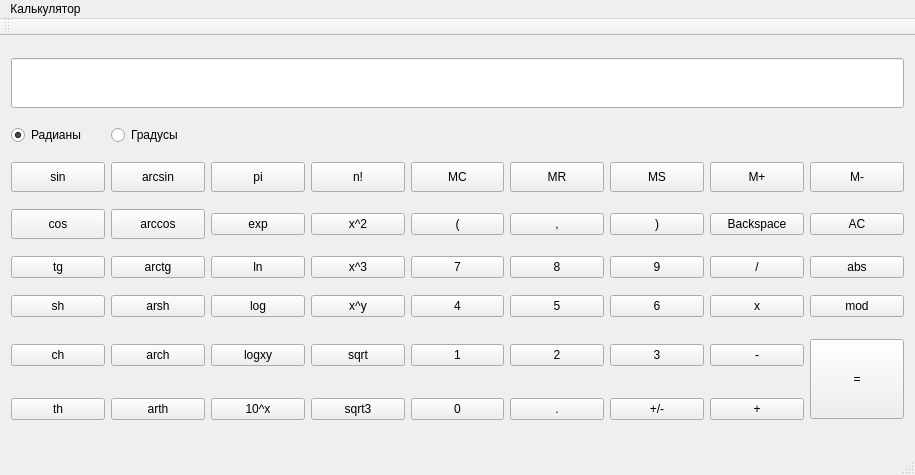
Before: the Qt Designer form mainwindow.ui in meowheh/calc-practika, drawn with Qt 5.
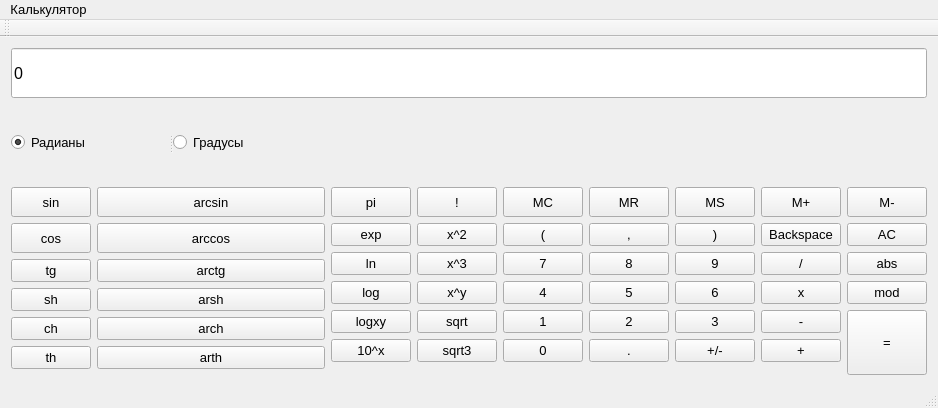
After: the same form once the commit is applied.

Commit message: Продолжаю редактировать GUI

Diff of the .ui file:
```diff
--- a/mainwindow.ui
+++ b/mainwindow.ui
@@ -6,10 +6,15 @@
    <rect>
     <x>0</x>
     <y>0</y>
-    <width>915</width>
-    <height>475</height>
+    <width>938</width>
+    <height>408</height>
    </rect>
   </property>
+  <property name="font">
+   <font>
+    <pointsize>10</pointsize>
+   </font>
+  </property>
   <property name="focusPolicy">
    <enum>Qt::StrongFocus</enum>
   </property>
@@ -21,168 +26,93 @@
   </property>
   <widget class="QWidget" name="centralWidget">
    <layout class="QGridLayout" name="gridLayout">
-    <item row="3" column="4">
-     <widget class="QPushButton" name="left_bracket">
-      <property name="text">
-       <string>(</string>
+    <item row="1" column="0">
+     <widget class="QSplitter" name="splitter">
+      <property name="orientation">
+       <enum>Qt::Horizontal</enum>
       </property>
-     </widget>
-    </item>
-    <item row="3" column="8">
-     <widget class="QPushButton" name="AC">
-      <property name="text">
-       <string>AC</string>
-      </property>
-     </widget>
-    </item>
-    <item row="2" column="6">
-     <widget class="QPushButton" name="MS">
-      <property name="minimumSize">
-       <size>
-        <width>20</width>
-        <height>30</height>
-       </size>
-      </property>
+      <widget class="QRadioButton" name="radian">
+       <property name="font">
+        <font>
+         <pointsize>10</pointsize>
+        </font>
+       </property>
       <property name="text">
-       <string>MS</string>
-      </property>
-     </widget>
-    </item>
-    <item row="2" column="7">
-     <widget class="QPushButton" name="memory_plus">
-      <property name="minimumSize">
-       <size>
-        <width>20</width>
-        <height>30</height>
-       </size>
-      </property>
-      <property name="text">
-       <string>M+</string>
-      </property>
-     </widget>
-    </item>
-    <item row="4" column="6">
-     <widget class="QPushButton" name="nine">
-      <property name="text">
-       <string>9</string>
-      </property>
-     </widget>
-    </item>
-    <item row="4" column="8">
-     <widget class="QPushButton" name="abs">
-      <property name="text">
-       <string>abs</string>
-      </property>
-     </widget>
-    </item>
-    <item row="5" column="0">
-     <widget class="QPushButton" name="sh">
-      <property name="text">
-       <string>sh</string>
-      </property>
-     </widget>
-    </item>
-    <item row="2" column="5">
-     <widget class="QPushButton" name="MR">
-      <property name="minimumSize">
-       <size>
-        <width>20</width>
-        <height>30</height>
-       </size>
-      </property>
-      <property name="text">
-       <string>MR</string>
-      </property>
-     </widget>
-    </item>
-    <item row="3" column="0">
-     <widget class="QPushButton" name="cos">
-      <property name="minimumSize">
-       <size>
-        <width>20</width>
-        <height>30</height>
-       </size>
-      </property>
-      <property name="text">
-       <string>cos</string>
-      </property>
-     </widget>
-    </item>
-    <item row="5" column="3">
-     <widget class="QPushButton" name="pow">
-      <property name="text">
-       <string>x^y</string>
-      </property>
-     </widget>
-    </item>
-    <item row="4" column="2">
-     <widget class="QPushButton" name="ln">
-      <property name="text">
-       <string>ln</string>
-      </property>
-     </widget>
-    </item>
-    <item row="2" column="3">
-     <widget class="QPushButton" name="factorial">
-      <property name="minimumSize">
-       <size>
-        <width>20</width>
-        <height>30</height>
-       </size>
-      </property>
-      <property name="text">
-       <string>n!</string>
-      </property>
-     </widget>
-    </item>
-    <item row="2" column="4">
-     <widget class="QPushButton" name="MC">
-      <property name="minimumSize">
-       <size>
-        <width>20</width>
-        <height>30</height>
-       </size>
-      </property>
-      <property name="text">
-       <string>MC</string>
-      </property>
-     </widget>
-    </item>
-    <item row="3" column="2">
-     <widget class="QPushButton" name="exp">
-      <property name="text">
-       <string>exp</string>
-      </property>
-     </widget>
-    </item>
-    <item row="4" column="0">
-     <widget class="QPushButton" name="tg">
-      <property name="text">
-       <string>tg</string>
-      </property>
-     </widget>
-    </item>
-    <item row="2" column="8">
-     <widget class="QPushButton" name="memory_minus">
-      <property name="minimumSize">
-       <size>
-        <width>20</width>
-        <height>30</height>
-       </size>
-      </property>
-      <property name="text">
-       <string>M-</string>
-      </property>
-     </widget>
-    </item>
-    <item row="1" column="1">
+        <string>Радианы</string>
+       </property>
+       <property name="checked">
+        <bool>true</bool>
+       </property>
+      </widget>
      <widget class="QRadioButton" name="degree">
+       <property name="font">
+        <font>
+         <pointsize>10</pointsize>
+        </font>
+       </property>
       <property name="text">
        <string>Градусы</string>
       </property>
      </widget>
+     </widget>
     </item>
-    <item row="3" column="1">
+    <item row="2" column="0">
+     <layout class="QFormLayout" name="formLayout">
+      <item row="0" column="0">
+       <widget class="QPushButton" name="sin">
+        <property name="minimumSize">
+         <size>
+          <width>20</width>
+          <height>30</height>
+         </size>
+        </property>
+        <property name="font">
+         <font>
+          <pointsize>10</pointsize>
+         </font>
+        </property>
+        <property name="text">
+         <string>sin</string>
+        </property>
+       </widget>
+      </item>
+      <item row="0" column="1">
+       <widget class="QPushButton" name="arcsin">
+        <property name="minimumSize">
+         <size>
+          <width>20</width>
+          <height>30</height>
+         </size>
+        </property>
+        <property name="font">
+         <font>
+          <pointsize>10</pointsize>
+         </font>
+        </property>
+        <property name="text">
+         <string>arcsin</string>
+        </property>
+       </widget>
+      </item>
+      <item row="1" column="0">
+       <widget class="QPushButton" name="cos">
+        <property name="minimumSize">
+         <size>
+          <width>20</width>
+          <height>30</height>
+         </size>
+        </property>
+        <property name="font">
+         <font>
+          <pointsize>10</pointsize>
+         </font>
+        </property>
+        <property name="text">
+         <string>cos</string>
+        </property>
+       </widget>
+      </item>
+      <item row="1" column="1">
      <widget class="QPushButton" name="arccos">
       <property name="minimumSize">
        <size>
@@ -190,259 +120,665 @@
         <height>30</height>
        </size>
       </property>
+        <property name="font">
+         <font>
+          <pointsize>10</pointsize>
+         </font>
+        </property>
       <property name="text">
        <string>arccos</string>
       </property>
      </widget>
     </item>
-    <item row="4" column="1">
+      <item row="2" column="0">
+       <widget class="QPushButton" name="tg">
+        <property name="font">
+         <font>
+          <pointsize>10</pointsize>
+         </font>
+        </property>
+        <property name="text">
+         <string>tg</string>
+        </property>
+       </widget>
+      </item>
+      <item row="2" column="1">
      <widget class="QPushButton" name="arctg">
+        <property name="font">
+         <font>
+          <pointsize>10</pointsize>
+         </font>
+        </property>
       <property name="text">
        <string>arctg</string>
       </property>
      </widget>
     </item>
-    <item row="4" column="4">
-     <widget class="QPushButton" name="seven">
-      <property name="text">
-       <string>7</string>
-      </property>
-     </widget>
-    </item>
-    <item row="4" column="7">
-     <widget class="QPushButton" name="division">
+      <item row="3" column="0">
+       <widget class="QPushButton" name="sh">
+        <property name="font">
+         <font>
+          <pointsize>10</pointsize>
+         </font>
+        </property>
       <property name="text">
-       <string>/</string>
+         <string>sh</string>
       </property>
      </widget>
     </item>
-    <item row="2" column="2">
-     <widget class="QPushButton" name="pi">
-      <property name="minimumSize">
-       <size>
-        <width>20</width>
-        <height>30</height>
-       </size>
-      </property>
-      <property name="text">
-       <string>pi</string>
-      </property>
-     </widget>
-    </item>
-    <item row="5" column="1">
+      <item row="3" column="1">
      <widget class="QPushButton" name="arsh">
+        <property name="font">
+         <font>
+          <pointsize>10</pointsize>
+         </font>
+        </property>
       <property name="text">
        <string>arsh</string>
       </property>
      </widget>
     </item>
-    <item row="5" column="2">
-     <widget class="QPushButton" name="log">
-      <property name="text">
-       <string>log</string>
-      </property>
-     </widget>
-    </item>
-    <item row="4" column="3">
-     <widget class="QPushButton" name="cube">
+      <item row="4" column="0">
+       <widget class="QPushButton" name="ch">
+        <property name="font">
+         <font>
+          <pointsize>10</pointsize>
+         </font>
+        </property>
       <property name="text">
-       <string>x^3</string>
+         <string>ch</string>
       </property>
      </widget>
     </item>
-    <item row="2" column="0">
-     <widget class="QPushButton" name="sin">
-      <property name="minimumSize">
-       <size>
-        <width>20</width>
-        <height>30</height>
-       </size>
-      </property>
-      <property name="text">
-       <string>sin</string>
-      </property>
-     </widget>
-    </item>
-    <item row="2" column="1">
-     <widget class="QPushButton" name="arcsin">
-      <property name="minimumSize">
-       <size>
-        <width>20</width>
-        <height>30</height>
-       </size>
-      </property>
-      <property name="text">
-       <string>arcsin</string>
-      </property>
-     </widget>
-    </item>
-    <item row="3" column="3">
-     <widget class="QPushButton" name="sqr">
-      <property name="text">
-       <string>x^2</string>
-      </property>
-     </widget>
-    </item>
-    <item row="7" column="1">
+      <item row="4" column="1">
      <widget class="QPushButton" name="arch">
+        <property name="font">
+         <font>
+          <pointsize>10</pointsize>
+         </font>
+        </property>
       <property name="text">
        <string>arch</string>
       </property>
      </widget>
     </item>
-    <item row="7" column="3">
-     <widget class="QPushButton" name="sqrt">
-      <property name="text">
-       <string>sqrt</string>
-      </property>
-     </widget>
-    </item>
-    <item row="7" column="6">
-     <widget class="QPushButton" name="three">
-      <property name="text">
-       <string>3</string>
-      </property>
-     </widget>
-    </item>
-    <item row="7" column="4">
-     <widget class="QPushButton" name="one">
-      <property name="text">
-       <string>1</string>
-      </property>
-     </widget>
-    </item>
-    <item row="8" column="0">
+      <item row="5" column="0">
      <widget class="QPushButton" name="th">
+        <property name="font">
+         <font>
+          <pointsize>10</pointsize>
+         </font>
+        </property>
       <property name="text">
        <string>th</string>
       </property>
      </widget>
     </item>
-    <item row="7" column="2">
+      <item row="5" column="1">
+       <widget class="QPushButton" name="arth">
+        <property name="font">
+         <font>
+          <pointsize>10</pointsize>
+         </font>
+        </property>
+        <property name="text">
+         <string>arth</string>
+        </property>
+       </widget>
+      </item>
+     </layout>
+    </item>
+    <item row="2" column="1">
+     <layout class="QFormLayout" name="formLayout_2">
+      <item row="0" column="0">
+       <widget class="QPushButton" name="pi">
+        <property name="minimumSize">
+         <size>
+          <width>20</width>
+          <height>30</height>
+         </size>
+        </property>
+        <property name="font">
+         <font>
+          <pointsize>10</pointsize>
+         </font>
+        </property>
+        <property name="text">
+         <string>pi</string>
+        </property>
+       </widget>
+      </item>
+      <item row="0" column="1">
+       <widget class="QPushButton" name="factorial">
+        <property name="minimumSize">
+         <size>
+          <width>20</width>
+          <height>30</height>
+         </size>
+        </property>
+        <property name="font">
+         <font>
+          <pointsize>10</pointsize>
+         </font>
+        </property>
+        <property name="text">
+         <string>!</string>
+        </property>
+       </widget>
+      </item>
+      <item row="1" column="0">
+       <widget class="QPushButton" name="exp">
+        <property name="font">
+         <font>
+          <pointsize>10</pointsize>
+         </font>
+        </property>
+        <property name="text">
+         <string>exp</string>
+        </property>
+       </widget>
+      </item>
+      <item row="2" column="0">
+       <widget class="QPushButton" name="ln">
+        <property name="font">
+         <font>
+          <pointsize>10</pointsize>
+         </font>
+        </property>
+        <property name="text">
+         <string>ln</string>
+        </property>
+       </widget>
+      </item>
+      <item row="3" column="0">
+       <widget class="QPushButton" name="log">
+        <property name="font">
+         <font>
+          <pointsize>10</pointsize>
+         </font>
+        </property>
+        <property name="text">
+         <string>log</string>
+        </property>
+       </widget>
+      </item>
+      <item row="4" column="0">
      <widget class="QPushButton" name="log_any">
+        <property name="font">
+         <font>
+          <pointsize>10</pointsize>
+         </font>
+        </property>
       <property name="text">
        <string>logxy</string>
       </property>
      </widget>
     </item>
-    <item row="8" column="2">
+      <item row="5" column="0">
      <widget class="QPushButton" name="sqr_ten">
+        <property name="font">
+         <font>
+          <pointsize>10</pointsize>
+         </font>
+        </property>
       <property name="text">
        <string>10^x</string>
       </property>
      </widget>
     </item>
-    <item row="8" column="6">
-     <widget class="QPushButton" name="sign">
+      <item row="5" column="1">
+       <widget class="QPushButton" name="sqrt3">
+        <property name="font">
+         <font>
+          <pointsize>10</pointsize>
+         </font>
+        </property>
       <property name="text">
-       <string>+/-</string>
+         <string>sqrt3</string>
       </property>
      </widget>
     </item>
-    <item row="8" column="1">
-     <widget class="QPushButton" name="arth">
+      <item row="4" column="1">
+       <widget class="QPushButton" name="sqrt">
+        <property name="font">
+         <font>
+          <pointsize>10</pointsize>
+         </font>
+        </property>
       <property name="text">
-       <string>arth</string>
+         <string>sqrt</string>
       </property>
      </widget>
     </item>
-    <item row="5" column="8">
-     <widget class="QPushButton" name="mod">
+      <item row="3" column="1">
+       <widget class="QPushButton" name="pow">
+        <property name="font">
+         <font>
+          <pointsize>10</pointsize>
+         </font>
+        </property>
       <property name="text">
-       <string>mod</string>
+         <string>x^y</string>
       </property>
      </widget>
     </item>
-    <item row="7" column="5">
+      <item row="2" column="1">
+       <widget class="QPushButton" name="cube">
+        <property name="font">
+         <font>
+          <pointsize>10</pointsize>
+         </font>
+        </property>
+        <property name="text">
+         <string>x^3</string>
+        </property>
+       </widget>
+      </item>
+      <item row="1" column="1">
+       <widget class="QPushButton" name="sqr">
+        <property name="font">
+         <font>
+          <pointsize>10</pointsize>
+         </font>
+        </property>
+        <property name="text">
+         <string>x^2</string>
+        </property>
+       </widget>
+      </item>
+     </layout>
+    </item>
+    <item row="2" column="2">
+     <layout class="QFormLayout" name="formLayout_3">
+      <item row="0" column="0">
+       <widget class="QPushButton" name="MC">
+        <property name="minimumSize">
+         <size>
+          <width>20</width>
+          <height>30</height>
+         </size>
+        </property>
+        <property name="font">
+         <font>
+          <pointsize>10</pointsize>
+         </font>
+        </property>
+        <property name="text">
+         <string>MC</string>
+        </property>
+       </widget>
+      </item>
+      <item row="0" column="1">
+       <widget class="QPushButton" name="MR">
+        <property name="minimumSize">
+         <size>
+          <width>20</width>
+          <height>30</height>
+         </size>
+        </property>
+        <property name="font">
+         <font>
+          <pointsize>10</pointsize>
+         </font>
+        </property>
+        <property name="text">
+         <string>MR</string>
+        </property>
+       </widget>
+      </item>
+      <item row="1" column="0">
+       <widget class="QPushButton" name="left_bracket">
+        <property name="font">
+         <font>
+          <pointsize>10</pointsize>
+         </font>
+        </property>
+        <property name="text">
+         <string>(</string>
+        </property>
+       </widget>
+      </item>
+      <item row="1" column="1">
+       <widget class="QPushButton" name="comma">
+        <property name="font">
+         <font>
+          <pointsize>10</pointsize>
+         </font>
+        </property>
+        <property name="text">
+         <string>,</string>
+        </property>
+       </widget>
+      </item>
+      <item row="2" column="0">
+       <widget class="QPushButton" name="seven">
+        <property name="font">
+         <font>
+          <pointsize>10</pointsize>
+         </font>
+        </property>
+        <property name="text">
+         <string>7</string>
+        </property>
+       </widget>
+      </item>
+      <item row="2" column="1">
+       <widget class="QPushButton" name="eight">
+        <property name="font">
+         <font>
+          <pointsize>10</pointsize>
+         </font>
+        </property>
+        <property name="text">
+         <string>8</string>
+        </property>
+       </widget>
+      </item>
+      <item row="3" column="0">
+       <widget class="QPushButton" name="four">
+        <property name="font">
+         <font>
+          <pointsize>10</pointsize>
+         </font>
+        </property>
+        <property name="text">
+         <string>4</string>
+        </property>
+       </widget>
+      </item>
+      <item row="3" column="1">
+       <widget class="QPushButton" name="five">
+        <property name="font">
+         <font>
+          <pointsize>10</pointsize>
+         </font>
+        </property>
+        <property name="text">
+         <string>5</string>
+        </property>
+       </widget>
+      </item>
+      <item row="4" column="0">
+       <widget class="QPushButton" name="one">
+        <property name="font">
+         <font>
+          <pointsize>10</pointsize>
+         </font>
+        </property>
+        <property name="text">
+         <string>1</string>
+        </property>
+       </widget>
+      </item>
+      <item row="4" column="1">
      <widget class="QPushButton" name="two">
+        <property name="font">
+         <font>
+          <pointsize>10</pointsize>
+         </font>
+        </property>
       <property name="text">
        <string>2</string>
       </property>
      </widget>
     </item>
-    <item row="8" column="4">
+      <item row="5" column="0">
      <widget class="QPushButton" name="zero">
+        <property name="font">
+         <font>
+          <pointsize>10</pointsize>
+         </font>
+        </property>
       <property name="text">
        <string>0</string>
       </property>
      </widget>
     </item>
-    <item row="8" column="7">
-     <widget class="QPushButton" name="plus">
-      <property name="text">
-       <string>+</string>
-      </property>
-     </widget>
-    </item>
-    <item row="8" column="5">
+      <item row="5" column="1">
      <widget class="QPushButton" name="point">
+        <property name="font">
+         <font>
+          <pointsize>10</pointsize>
+         </font>
+        </property>
       <property name="text">
        <string>.</string>
       </property>
      </widget>
     </item>
-    <item row="7" column="0">
-     <widget class="QPushButton" name="ch">
+     </layout>
+    </item>
+    <item row="2" column="3">
+     <layout class="QFormLayout" name="formLayout_4">
+      <item row="0" column="0">
+       <widget class="QPushButton" name="MS">
+        <property name="minimumSize">
+         <size>
+          <width>20</width>
+          <height>30</height>
+         </size>
+        </property>
+        <property name="font">
+         <font>
+          <pointsize>10</pointsize>
+         </font>
+        </property>
       <property name="text">
-       <string>ch</string>
+         <string>MS</string>
       </property>
      </widget>
     </item>
-    <item row="7" column="7">
-     <widget class="QPushButton" name="minus">
+      <item row="0" column="1">
+       <widget class="QPushButton" name="memory_plus">
+        <property name="minimumSize">
+         <size>
+          <width>20</width>
+          <height>30</height>
+         </size>
+        </property>
+        <property name="font">
+         <font>
+          <pointsize>10</pointsize>
+         </font>
+        </property>
       <property name="text">
-       <string>-</string>
+         <string>M+</string>
       </property>
      </widget>
     </item>
-    <item row="5" column="6">
+      <item row="1" column="0">
+       <widget class="QPushButton" name="right_bracket">
+        <property name="font">
+         <font>
+          <pointsize>10</pointsize>
+         </font>
+        </property>
+        <property name="text">
+         <string>)</string>
+        </property>
+       </widget>
+      </item>
+      <item row="1" column="1">
+       <widget class="QPushButton" name="backspace">
+        <property name="font">
+         <font>
+          <pointsize>10</pointsize>
+         </font>
+        </property>
+        <property name="text">
+         <string>Backspace</string>
+        </property>
+       </widget>
+      </item>
+      <item row="2" column="0">
+       <widget class="QPushButton" name="nine">
+        <property name="font">
+         <font>
+          <pointsize>10</pointsize>
+         </font>
+        </property>
+        <property name="text">
+         <string>9</string>
+        </property>
+       </widget>
+      </item>
+      <item row="2" column="1">
+       <widget class="QPushButton" name="division">
+        <property name="font">
+         <font>
+          <pointsize>10</pointsize>
+         </font>
+        </property>
+        <property name="text">
+         <string>/</string>
+        </property>
+       </widget>
+      </item>
+      <item row="3" column="0">
      <widget class="QPushButton" name="six">
+        <property name="font">
+         <font>
+          <pointsize>10</pointsize>
+         </font>
+        </property>
       <property name="text">
        <string>6</string>
       </property>
      </widget>
     </item>
-    <item row="5" column="5">
-     <widget class="QPushButton" name="five">
-      <property name="text">
-       <string>5</string>
-      </property>
-     </widget>
-    </item>
-    <item row="5" column="4">
-     <widget class="QPushButton" name="four">
-      <property name="text">
-       <string>4</string>
-      </property>
-     </widget>
-    </item>
-    <item row="5" column="7">
+      <item row="3" column="1">
      <widget class="QPushButton" name="mult">
+        <property name="font">
+         <font>
+          <pointsize>10</pointsize>
+         </font>
+        </property>
       <property name="text">
        <string>x</string>
       </property>
      </widget>
     </item>
-    <item row="1" column="0">
-     <widget class="QRadioButton" name="radian">
+      <item row="4" column="0">
+       <widget class="QPushButton" name="three">
+        <property name="font">
+         <font>
+          <pointsize>10</pointsize>
+         </font>
+        </property>
       <property name="text">
-       <string>Радианы</string>
-      </property>
-      <property name="checked">
-       <bool>true</bool>
-      </property>
-     </widget>
-    </item>
-    <item row="7" column="8" rowspan="2">
+         <string>3</string>
+        </property>
+       </widget>
+      </item>
+      <item row="4" column="1">
+       <widget class="QPushButton" name="minus">
+        <property name="font">
+         <font>
+          <pointsize>10</pointsize>
+         </font>
+        </property>
+        <property name="text">
+         <string>-</string>
+        </property>
+       </widget>
+      </item>
+      <item row="5" column="0">
+       <widget class="QPushButton" name="sign">
+        <property name="font">
+         <font>
+          <pointsize>10</pointsize>
+         </font>
+        </property>
+        <property name="text">
+         <string>+/-</string>
+        </property>
+       </widget>
+      </item>
+      <item row="5" column="1">
+       <widget class="QPushButton" name="plus">
+        <property name="font">
+         <font>
+          <pointsize>10</pointsize>
+         </font>
+        </property>
+        <property name="text">
+         <string>+</string>
+        </property>
+       </widget>
+      </item>
+     </layout>
+    </item>
+    <item row="2" column="4">
+     <layout class="QVBoxLayout" name="verticalLayout">
+      <item>
+       <widget class="QPushButton" name="memory_minus">
+        <property name="minimumSize">
+         <size>
+          <width>20</width>
+          <height>30</height>
+         </size>
+        </property>
+        <property name="font">
+         <font>
+          <pointsize>10</pointsize>
+         </font>
+        </property>
+        <property name="text">
+         <string>M-</string>
+        </property>
+       </widget>
+      </item>
+      <item>
+       <widget class="QPushButton" name="AC">
+        <property name="font">
+         <font>
+          <pointsize>10</pointsize>
+         </font>
+        </property>
+        <property name="text">
+         <string>AC</string>
+        </property>
+       </widget>
+      </item>
+      <item>
+       <widget class="QPushButton" name="abs">
+        <property name="font">
+         <font>
+          <pointsize>10</pointsize>
+         </font>
+        </property>
+        <property name="text">
+         <string>abs</string>
+        </property>
+       </widget>
+      </item>
+      <item>
+       <widget class="QPushButton" name="mod">
+        <property name="font">
+         <font>
+          <pointsize>10</pointsize>
+         </font>
+        </property>
+        <property name="text">
+         <string>mod</string>
+        </property>
+       </widget>
+      </item>
+      <item>
      <layout class="QHBoxLayout" name="horizontalLayout">
       <item>
        <widget class="QPushButton" name="result">
         <property name="minimumSize">
          <size>
           <width>20</width>
-          <height>80</height>
-         </size>
-        </property>
+            <height>65</height>
+           </size>
+          </property>
+          <property name="font">
+           <font>
+            <pointsize>10</pointsize>
+           </font>
+          </property>
         <property name="text">
          <string>=</string>
         </property>
@@ -456,7 +792,9 @@
       </item>
      </layout>
     </item>
-    <item row="0" column="0" colspan="9">
+     </layout>
+    </item>
+    <item row="0" column="0" colspan="5">
      <widget class="QLineEdit" name="lineEdit">
       <property name="enabled">
        <bool>true</bool>
@@ -467,43 +805,16 @@
         <height>50</height>
        </size>
       </property>
+      <property name="font">
+       <font>
+        <pointsize>12</pointsize>
+       </font>
+      </property>
       <property name="focusPolicy">
        <enum>Qt::ClickFocus</enum>
       </property>
-     </widget>
-    </item>
-    <item row="4" column="5">
-     <widget class="QPushButton" name="eight">
       <property name="text">
-       <string>8</string>
-      </property>
-     </widget>
-    </item>
-    <item row="3" column="7">
-     <widget class="QPushButton" name="backspace">
-      <property name="text">
-       <string>Backspace</string>
-      </property>
-     </widget>
-    </item>
-    <item row="3" column="6">
-     <widget class="QPushButton" name="right_bracket">
-      <property name="text">
-       <string>)</string>
-      </property>
-     </widget>
-    </item>
-    <item row="3" column="5">
-     <widget class="QPushButton" name="commit">
-      <property name="text">
-       <string>,</string>
-      </property>
-     </widget>
-    </item>
-    <item row="8" column="3">
-     <widget class="QPushButton" name="sqrt3">
-      <property name="text">
-       <string>sqrt3</string>
+       <string>0</string>
       </property>
      </widget>
     </item>
@@ -514,11 +825,16 @@
     <rect>
      <x>0</x>
      <y>0</y>
-     <width>915</width>
+     <width>938</width>
      <height>26</height>
     </rect>
    </property>
    <widget class="QMenu" name="menu">
+    <property name="font">
+     <font>
+      <pointsize>10</pointsize>
+     </font>
+    </property>
     <property name="title">
      <string>Калькулятор</string>
     </property>
```
Left out of the diff: 10 changed lines with no effect on the pictures. Lines whose indentation alone changed are shown as unchanged. The commit also changes 2 other files.
